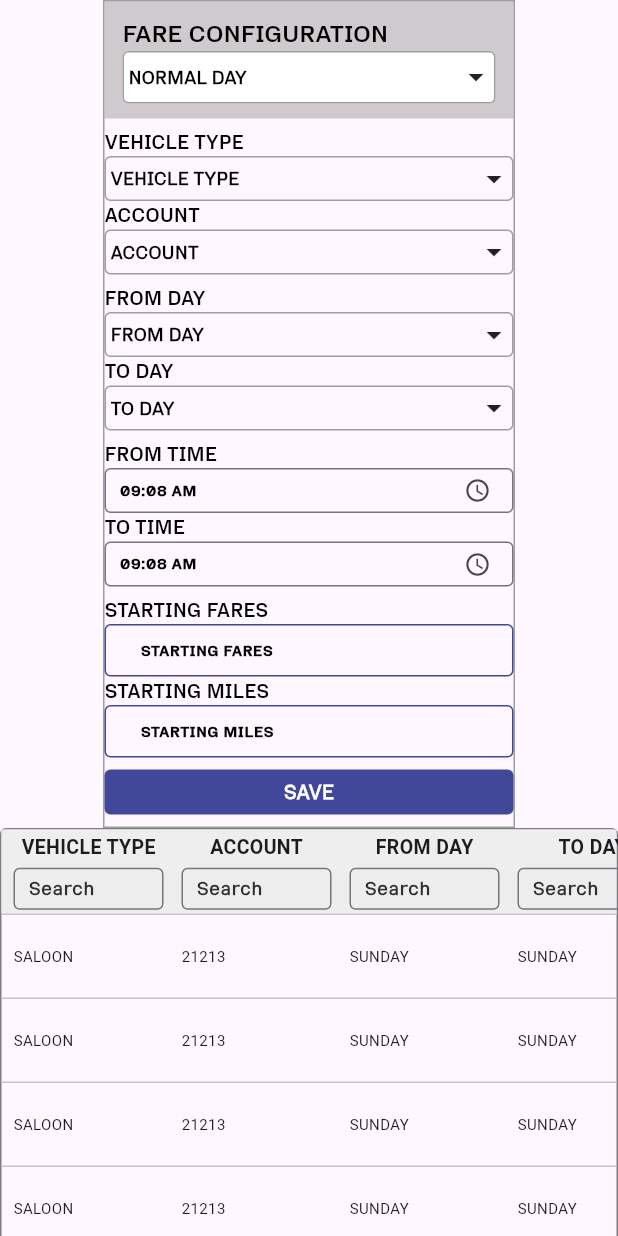
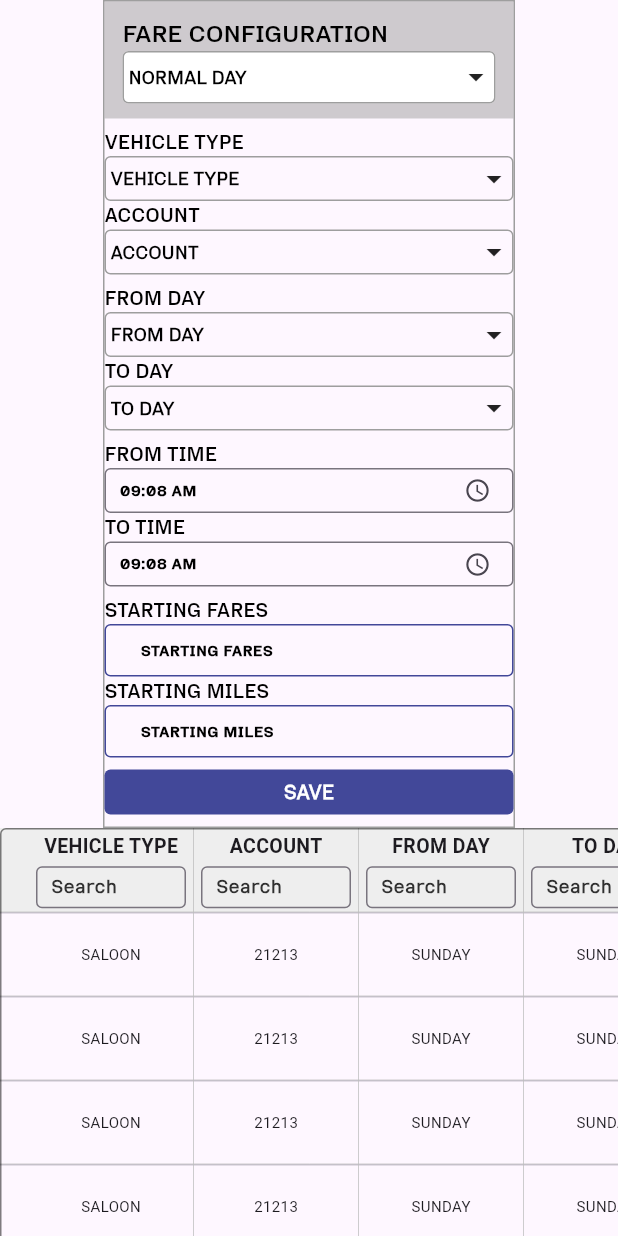
Before and after one commit to mfaheem123/taxi_dispatch_system, a Flutter app: the FareConfigurationDay widget shown alone on an empty page, opened directly, on a phone screen of 412 x 824 dp. Run offline on Flutter 3.47's test engine with Material 3 defaults, Android fonts, the phone set to English and light mode, and no system bars; our stand-ins replace bot_toast, data_table_2, file_picker, flutter_advanced_switch, flutter_colorpicker, flutter_easyloading and 5 more; missing offline and left inert: dart:html, html_editor_enhanced, nested_menu_bar.

Commit message:
fare_configuration screen modify

```diff
--- a/lib/view/fare_view/fare_configuration_day/fare_configuration_day.dart
+++ b/lib/view/fare_view/fare_configuration_day/fare_configuration_day.dart
@@ -8,6 +8,7 @@ import 'package:get/get.dart';
 
 import '../../../alert/restrict_drivers_alert.dart';
 import '../../../component/color.dart';
+import '../../../component/datatable_widget.dart';
 import '../../../component/textStyle.dart';
 import '../../../component/text_field.dart';
 import '../../../component/text_widget.dart';
@@ -80,7 +81,8 @@ class _FareConfigurationDayState extends State<FareConfigurationDay> {
                                 color: DynamicColors.whiteClr,
                               ),
                               child: RestrictedDrivers(
-                                width: fieldWidth,
+
+                                width: fieldWidth/1.5,
                                 height: 35,
                                 padding: 0.0,
                                 border: Border.all(
@@ -113,7 +115,8 @@ class _FareConfigurationDayState extends State<FareConfigurationDay> {
                             children: [
                               Text(AppText.vehicleType, style: mozillaTextSemiBoldText(context: context, fontSize: 13)),
                               RestrictedDrivers(
-                                width: fieldWidth,
+
+                                width: fieldWidth/1.5,
                                 // height: 35,
                                 padding: 0.0,
                                 border: Border.all(
@@ -134,7 +137,7 @@ class _FareConfigurationDayState extends State<FareConfigurationDay> {
                             children: [
                               Text(AppText.account, style: mozillaTextSemiBoldText(context: context, fontSize: 13)),
                               RestrictedDrivers(
-                                width: fieldWidth,
+                                width: fieldWidth/1.5,
                                 // height: 35,
                                 padding: 0.0,
                                 border: Border.all(
@@ -167,7 +170,7 @@ class _FareConfigurationDayState extends State<FareConfigurationDay> {
                             children: [
                               Text(AppText.fromDay, style: mozillaTextSemiBoldText(context: context, fontSize: 13)),
                               RestrictedDrivers(
-                                width: fieldWidth,
+                                width: fieldWidth/1.5,
                                 // height: 35,
                                 padding: 0.0,
                                 border: Border.all(
@@ -191,7 +194,7 @@ class _FareConfigurationDayState extends State<FareConfigurationDay> {
                             children: [
                               Text(AppText.today, style: mozillaTextSemiBoldText(context: context, fontSize: 13)),
                               RestrictedDrivers(
-                                width: fieldWidth,
+                                width: fieldWidth/1.5,
                                 // height: 35,
                                 padding: 0.0,
                                 border: Border.all(
@@ -280,25 +283,10 @@ class _FareConfigurationDayState extends State<FareConfigurationDay> {
                     ],
                   ),
                 ),
+
                 SizedBox(
                   width: Get.width,
-                  child: DataTable(
-                      headingRowColor: MaterialStateProperty.all(Colors.grey[200]),
-                      dataRowMinHeight: 48,
-                      dataRowMaxHeight: 56,
-                      headingTextStyle: const TextStyle(
-                        fontWeight: FontWeight.w800,
-                        fontSize: 10,
-                      ),
-                      dataTextStyle: TextStyle(
-                        fontSize: 10,
-                      ),
-                      decoration: BoxDecoration(
-                          borderRadius: BorderRadius.circular(4),
-                          border: Border.all(color: DynamicColors.textClr.withOpacity(0.5))
-                      ),
-                      columnSpacing: 12, // kam spacing taake sab fit ho
-                      horizontalMargin: 8,
+                  child: DatatableWidget(
                     columns: [
                       buildHeaderWithSearch(title: "VEHICLE TYPE"),
                       buildHeaderWithSearch(title: "ACCOUNT"),
@@ -311,21 +299,21 @@ class _FareConfigurationDayState extends State<FareConfigurationDay> {
                       buildHeaderWithSearch(title: "TITLE"),
                       buildHeaderWithSearch(title: "ACTIONS",removeSearching: true),
                     ],
-                      rows: List.generate(totalRows, (index) {
-                        bool isSelected = index == selectedRowIndex;
-                        return DataRow(
+                    totalRow: totalRows,
                     cells: [
-                            const DataCell(Text("SALOON")),
-                            const DataCell(Text("21213")),
-                            const DataCell(Text("SUNDAY")),
-                            const DataCell(Text("SUNDAY")),
-                            const DataCell(Text("00:00:00")),
-                            const DataCell(Text("23:59:00")),
-                            const DataCell(Text("£ 6.20")),
-                            const DataCell(Text("0.90 MI")),
-                            const DataCell(Text("NORMAL FARES")),
+                      const DataCell(Center(child: Text("SALOON"))),
+                      const DataCell(Center(child: Text("21213"))),
+                      const DataCell(Center(child: Text("SUNDAY"))),
+                      const DataCell(Center(child: Text("SUNDAY"))),
+                      const DataCell(Center(child: Text("00:00:00"))),
+                      const DataCell(Center(child: Text("23:59:00"))),
+                      const DataCell(Center(child: Text("£ 6.20"))),
+                      const DataCell(Center(child: Text("0.90 MI"))),
+                      const DataCell(Center(child: Text("NORMAL FARES"))),
                       DataCell(
-                              Row(
+                        Center(
+                          child: Row(
+                            mainAxisAlignment: MainAxisAlignment.center,
                             children: [
                               OutlinedButton(
                                 style: OutlinedButton.styleFrom(
@@ -346,7 +334,7 @@ class _FareConfigurationDayState extends State<FareConfigurationDay> {
                                   side: BorderSide(color: Colors.transparent,), // border color & thickness
                                 ),
                                 onPressed: () {},
-                                    child: Icon(Icons.clear,
+                                child: Icon(Icons.delete_forever,
                                   size: 20,
                                   color: DynamicColors.redClr,
                                 ),
@@ -354,11 +342,10 @@ class _FareConfigurationDayState extends State<FareConfigurationDay> {
                             ],
                           ),
                         ),
+                      ),
                     ],
-                        );
-                      })
                   ),
-                )
+                ),
               ],
             );
           }
```
Also changed, not shown: lib/view/main_appbar/main_appbar.dart (+5 -4 lines), lib/view/vehicles_view/vehicle/company_vehiclesScreen.dart (+17 -30 lines). Lines whose indentation alone changed are shown as unchanged.
